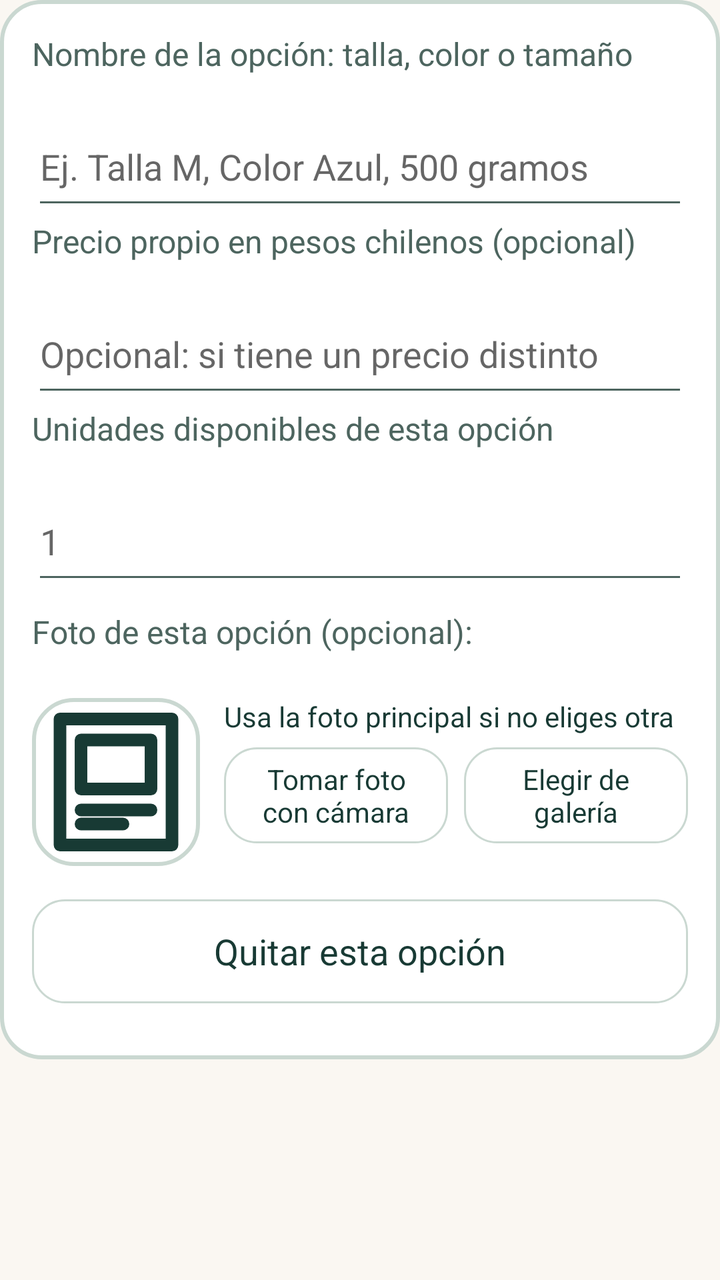
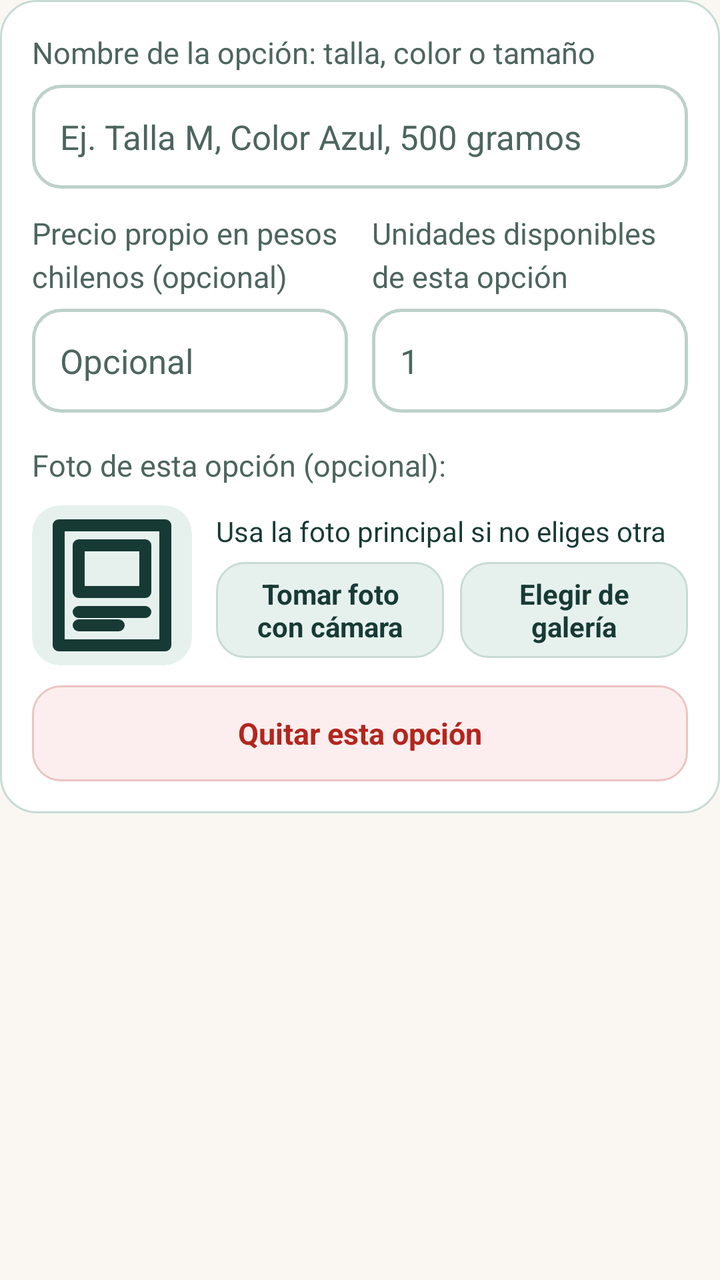

Two renders of the same Android screen: before a commit and after it. Below are the layout's source before the change and the commit's diff.
<!-- AndroidManifest.xml: application theme Theme.ConectaSur -->
<!-- res/layout/item_variant_editor.xml -->
<?xml version="1.0" encoding="utf-8"?>
<FrameLayout xmlns:android="http://schemas.android.com/apk/res/android"
    android:layout_width="match_parent"
    android:layout_height="wrap_content">

    <LinearLayout
        android:layout_width="match_parent"
        android:layout_height="wrap_content"
        android:layout_marginBottom="16dp"
        android:background="@drawable/card_surface"
        android:orientation="vertical"
        android:padding="16dp">

        <TextView
            style="@style/ConectaSur.Label"
            android:layout_width="match_parent"
            android:layout_height="wrap_content"
            android:labelFor="@id/pv_label"
            android:text="@string/e5_item_variant_editor_1" />

        <EditText
            android:id="@+id/pv_label"
            android:layout_width="match_parent"
            android:layout_height="wrap_content"
            android:hint="Ej. Talla M, Color Azul, 500 gramos"
            android:importantForAutofill="no"
            android:inputType="textCapSentences"
            android:maxLength="1000"
            android:minHeight="56dp"
            android:saveEnabled="false"
            android:textSize="18sp" />

        <TextView
            style="@style/ConectaSur.Label"
            android:layout_width="match_parent"
            android:layout_height="wrap_content"
            android:labelFor="@id/pv_price"
            android:text="@string/e5_item_variant_editor_2" />

        <EditText
            android:id="@+id/pv_price"
            android:layout_width="match_parent"
            android:layout_height="wrap_content"
            android:hint="Opcional: si tiene un precio distinto"
            android:importantForAutofill="no"
            android:inputType="number"
            android:maxLength="1000"
            android:minHeight="56dp"
            android:saveEnabled="false"
            android:textSize="18sp" />

        <TextView
            android:id="@+id/pv_quantity_label"
            style="@style/ConectaSur.Label"
            android:layout_width="match_parent"
            android:layout_height="wrap_content"
            android:labelFor="@id/pv_quantity"
            android:text="@string/e5_item_variant_editor_3" />

        <EditText
            android:id="@+id/pv_quantity"
            android:layout_width="match_parent"
            android:layout_height="wrap_content"
            android:hint="1"
            android:importantForAutofill="no"
            android:inputType="number"
            android:maxLength="1000"
            android:minHeight="56dp"
            android:saveEnabled="false"
            android:textSize="18sp" />

        
        <TextView
            style="@style/ConectaSur.Label"
            android:layout_width="match_parent"
            android:layout_height="wrap_content"
            android:layout_marginTop="8dp"
            android:text="Foto de esta opción (opcional):" />

        <LinearLayout
            android:layout_width="match_parent"
            android:layout_height="wrap_content"
            android:layout_marginTop="6dp"
            android:layout_marginBottom="8dp"
            android:gravity="center_vertical"
            android:orientation="horizontal">

            <ImageView
                android:id="@+id/pv_photo_preview"
                android:layout_width="84dp"
                android:layout_height="84dp"
                android:layout_marginEnd="12dp"
                android:background="@drawable/card_surface"
                android:contentDescription="Foto miniatura de la opción"
                android:scaleType="centerCrop"
                android:src="@drawable/ic_products" />

            <LinearLayout
                android:layout_width="0dp"
                android:layout_height="wrap_content"
                android:layout_weight="1"
                android:orientation="vertical">

                <TextView
                    android:id="@+id/pv_photo_status"
                    style="@style/ConectaSur.Body"
                    android:layout_width="match_parent"
                    android:layout_height="wrap_content"
                    android:layout_marginBottom="6dp"
                    android:text="@string/e5_item_variant_editor_4"
                    android:textSize="14sp" />

                <LinearLayout
                    android:layout_width="match_parent"
                    android:layout_height="wrap_content"
                    android:orientation="horizontal">

                    <Button
                        android:id="@+id/pv_photo_camera"
                        style="@style/ConectaSur.Button"
                        android:layout_width="0dp"
                        android:layout_height="wrap_content"
                        android:layout_marginEnd="4dp"
                        android:layout_weight="1"
                        android:minHeight="48dp"
                        android:paddingTop="6dp"
                        android:paddingBottom="6dp"
                        android:text="@string/e5_item_variant_editor_camera"
                        android:textSize="14sp" />

                    <Button
                        android:id="@+id/pv_photo_gallery"
                        style="@style/ConectaSur.Button"
                        android:layout_width="0dp"
                        android:layout_height="wrap_content"
                        android:layout_marginStart="4dp"
                        android:layout_weight="1"
                        android:minHeight="48dp"
                        android:paddingTop="6dp"
                        android:paddingBottom="6dp"
                        android:text="@string/e5_item_variant_editor_gallery"
                        android:textSize="14sp" />
                </LinearLayout>
            </LinearLayout>
        </LinearLayout>

        <Button
            android:id="@+id/pv_remove"
            style="@style/ConectaSur.Button"
            android:layout_width="match_parent"
            android:layout_height="wrap_content"
            android:layout_marginTop="8dp"
            android:minHeight="52dp"
            android:text="@string/e5_item_variant_editor_6" />
    </LinearLayout>
</FrameLayout>
<!-- resources referenced by this layout -->
<resources>
  <!-- drawable card_surface (drawable) -->
  <?xml version='1.0' encoding='utf-8'?>
  <shape xmlns:android="http://schemas.android.com/apk/res/android">
      <solid android:color="?attr/appSurface" />
      <stroke android:width="2dp" android:color="?attr/appBorder" />
      <corners android:radius="20dp" />
  </shape>
  <style name="ConectaSur.Body" parent="android:Widget.TextView">
          <item name="android:textSize">18sp</item>
          <item name="android:textColor">?attr/appInk</item>
          <item name="android:layout_marginBottom">16dp</item>
      </style>
  <style name="ConectaSur.Button" parent="android:Widget.Button">
          <item name="android:background">@drawable/button_outline</item>
          <item name="android:textColor">?attr/appInk</item>
          <item name="android:textSize">18sp</item>
          <item name="android:textAllCaps">false</item>
          <item name="android:minHeight">56dp</item>
          <item name="android:paddingStart">16dp</item>
          <item name="android:paddingEnd">16dp</item>
          <item name="android:paddingTop">12dp</item>
          <item name="android:paddingBottom">12dp</item>
          <item name="android:layout_marginBottom">12dp</item>
          <item name="android:drawablePadding">12dp</item>
          <item name="android:stateListAnimator">@null</item>
      </style>
  <style name="ConectaSur.Label" parent="ConectaSur.Body">
          <item name="android:textSize">16sp</item>
          <item name="android:textColor">?attr/appMuted</item>
      </style>
  <style name="Theme.ConectaSur" parent="android:style/Theme.Material.Light.NoActionBar">
          <item name="android:fontFamily">sans-serif</item>
          <item name="android:windowLightStatusBar">true</item>
          <item name="android:colorAccent">@color/conectasur_forest</item>
          <item name="android:windowBackground">@color/conectasur_cream</item>
          <item name="android:colorBackground">@color/conectasur_cream</item>
          <item name="android:textColorPrimary">@color/conectasur_ink</item>
          <item name="android:textColorSecondary">#4D655F</item>
          <item name="appInk">@color/conectasur_ink</item>
          <item name="appMuted">#4D655F</item>
          <item name="appSurface">#FFFFFF</item>
          <item name="appPrimary">@color/conectasur_forest</item>
          <item name="appBorder">#CAD8D1</item>
      </style>
  <!-- drawable button_outline (drawable) -->
  <?xml version='1.0' encoding='utf-8'?>
  <selector xmlns:android="http://schemas.android.com/apk/res/android">
      <item android:state_pressed="true">
          <shape>
              <solid android:color="#DCEDE6" />
              <corners android:radius="16dp" />
              <stroke android:width="3dp" android:color="?attr/appInk" />
          </shape>
      </item>
      <item android:state_focused="true">
          <shape>
              <solid android:color="?attr/appSurface" />
              <corners android:radius="16dp" />
              <stroke android:width="3dp" android:color="#A85D17" />
          </shape>
      </item>
      <item android:state_selected="true">
          <shape>
              <solid android:color="?attr/appSurface" />
              <corners android:radius="16dp" />
              <stroke android:width="3dp" android:color="?attr/appPrimary" />
          </shape>
      </item>
      <item>
          <shape>
              <solid android:color="?attr/appSurface" />
              <corners android:radius="16dp" />
              <stroke android:width="1dp" android:color="?attr/appBorder" />
          </shape>
      </item>
  </selector>
  <!-- unchanged entries left out for length: 11 -->
</resources>

<!-- the commit's change to res/layout/item_variant_editor.xml (unified diff, before → after) -->
@@ -6,7 +6,7 @@
     <LinearLayout
         android:layout_width="match_parent"
         android:layout_height="wrap_content"
-        android:layout_marginBottom="16dp"
+        android:layout_marginBottom="14dp"
         android:background="@drawable/card_surface"
         android:orientation="vertical"
         android:padding="16dp">
@@ -20,77 +20,96 @@
 
         <EditText
             android:id="@+id/pv_label"
+            style="@style/ConectaSur.Input"
             android:layout_width="match_parent"
             android:layout_height="wrap_content"
             android:hint="Ej. Talla M, Color Azul, 500 gramos"
             android:importantForAutofill="no"
             android:inputType="textCapSentences"
             android:maxLength="1000"
-            android:minHeight="56dp"
-            android:saveEnabled="false"
-            android:textSize="18sp" />
+            android:saveEnabled="false" />
+
+        <LinearLayout
+            android:layout_width="match_parent"
+            android:layout_height="wrap_content"
+            android:orientation="horizontal">
+
+            <LinearLayout
+                android:layout_width="0dp"
+                android:layout_height="wrap_content"
+                android:layout_marginEnd="6dp"
+                android:layout_weight="1"
+                android:orientation="vertical">
+
+                <TextView
+                    style="@style/ConectaSur.Label"
+                    android:layout_width="match_parent"
+                    android:layout_height="wrap_content"
+                    android:labelFor="@id/pv_price"
+                    android:text="@string/e5_item_variant_editor_2" />
+
+                <EditText
+                    android:id="@+id/pv_price"
+                    style="@style/ConectaSur.Input"
+                    android:layout_width="match_parent"
+                    android:layout_height="wrap_content"
+                    android:hint="Opcional"
+                    android:importantForAutofill="no"
+                    android:inputType="number"
+                    android:maxLength="1000"
+                    android:saveEnabled="false" />
+            </LinearLayout>
+
+            <LinearLayout
+                android:layout_width="0dp"
+                android:layout_height="wrap_content"
+                android:layout_marginStart="6dp"
+                android:layout_weight="1"
+                android:orientation="vertical">
+
+                <TextView
+                    android:id="@+id/pv_quantity_label"
+                    style="@style/ConectaSur.Label"
+                    android:layout_width="match_parent"
+                    android:layout_height="wrap_content"
+                    android:labelFor="@id/pv_quantity"
+                    android:text="@string/e5_item_variant_editor_3" />
+
+                <EditText
+                    android:id="@+id/pv_quantity"
+                    style="@style/ConectaSur.Input"
+                    android:layout_width="match_parent"
+                    android:layout_height="wrap_content"
+                    android:hint="1"
+                    android:importantForAutofill="no"
+                    android:inputType="number"
+                    android:maxLength="1000"
+                    android:saveEnabled="false" />
+            </LinearLayout>
+        </LinearLayout>
 
         <TextView
             style="@style/ConectaSur.Label"
             android:layout_width="match_parent"
             android:layout_height="wrap_content"
-            android:labelFor="@id/pv_price"
-            android:text="@string/e5_item_variant_editor_2" />
-
-        <EditText
-            android:id="@+id/pv_price"
-            android:layout_width="match_parent"
-            android:layout_height="wrap_content"
-            android:hint="Opcional: si tiene un precio distinto"
-            android:importantForAutofill="no"
-            android:inputType="number"
-            android:maxLength="1000"
-            android:minHeight="56dp"
-            android:saveEnabled="false"
-            android:textSize="18sp" />
-
-        <TextView
-            android:id="@+id/pv_quantity_label"
-            style="@style/ConectaSur.Label"
-            android:layout_width="match_parent"
-            android:layout_height="wrap_content"
-            android:labelFor="@id/pv_quantity"
-            android:text="@string/e5_item_variant_editor_3" />
-
-        <EditText
-            android:id="@+id/pv_quantity"
-            android:layout_width="match_parent"
-            android:layout_height="wrap_content"
-            android:hint="1"
-            android:importantForAutofill="no"
-            android:inputType="number"
-            android:maxLength="1000"
-            android:minHeight="56dp"
-            android:saveEnabled="false"
-            android:textSize="18sp" />
-
-        
-        <TextView
-            style="@style/ConectaSur.Label"
-            android:layout_width="match_parent"
-            android:layout_height="wrap_content"
-            android:layout_marginTop="8dp"
+            android:layout_marginTop="4dp"
             android:text="Foto de esta opción (opcional):" />
 
         <LinearLayout
             android:layout_width="match_parent"
             android:layout_height="wrap_content"
-            android:layout_marginTop="6dp"
-            android:layout_marginBottom="8dp"
+            android:layout_marginTop="4dp"
+            android:layout_marginBottom="10dp"
             android:gravity="center_vertical"
             android:orientation="horizontal">
 
             <ImageView
                 android:id="@+id/pv_photo_preview"
-                android:layout_width="84dp"
-                android:layout_height="84dp"
+                android:layout_width="80dp"
+                android:layout_height="80dp"
                 android:layout_marginEnd="12dp"
-                android:background="@drawable/card_surface"
+                android:background="@drawable/photo_frame_bg"
+                android:clipToOutline="true"
                 android:contentDescription="Foto miniatura de la opción"
                 android:scaleType="centerCrop"
                 android:src="@drawable/ic_products" />
@@ -103,11 +122,12 @@
 
                 <TextView
                     android:id="@+id/pv_photo_status"
-                    style="@style/ConectaSur.Body"
+                    style="@style/ConectaSur.Label"
                     android:layout_width="match_parent"
                     android:layout_height="wrap_content"
                     android:layout_marginBottom="6dp"
                     android:text="@string/e5_item_variant_editor_4"
+                    android:textColor="?attr/appInk"
                     android:textSize="14sp" />
 
                 <LinearLayout
@@ -117,10 +137,11 @@
 
                     <Button
                         android:id="@+id/pv_photo_camera"
-                        style="@style/ConectaSur.Button"
+                        style="@style/ConectaSur.Button.Tonal"
                         android:layout_width="0dp"
                         android:layout_height="wrap_content"
                         android:layout_marginEnd="4dp"
+                        android:layout_marginBottom="0dp"
                         android:layout_weight="1"
                         android:minHeight="48dp"
                         android:paddingTop="6dp"
@@ -130,10 +151,11 @@
 
                     <Button
                         android:id="@+id/pv_photo_gallery"
-                        style="@style/ConectaSur.Button"
+                        style="@style/ConectaSur.Button.Tonal"
                         android:layout_width="0dp"
                         android:layout_height="wrap_content"
                         android:layout_marginStart="4dp"
+                        android:layout_marginBottom="0dp"
                         android:layout_weight="1"
                         android:minHeight="48dp"
                         android:paddingTop="6dp"
@@ -146,11 +168,12 @@
 
         <Button
             android:id="@+id/pv_remove"
-            style="@style/ConectaSur.Button"
+            style="@style/ConectaSur.Button.Danger"
             android:layout_width="match_parent"
             android:layout_height="wrap_content"
-            android:layout_marginTop="8dp"
-            android:minHeight="52dp"
-            android:text="@string/e5_item_variant_editor_6" />
+            android:layout_marginBottom="0dp"
+            android:minHeight="48dp"
+            android:text="@string/e5_item_variant_editor_6"
+            android:textSize="15sp" />
     </LinearLayout>
 </FrameLayout>
<!-- resource entries referenced after the edit -->
@@ -1,81 +1,180 @@
 <!-- resources referenced by this layout -->
 <resources>
   <!-- drawable card_surface (drawable) -->
-  <?xml version='1.0' encoding='utf-8'?>
+  <?xml version="1.0" encoding="utf-8"?>
   <shape xmlns:android="http://schemas.android.com/apk/res/android">
       <solid android:color="?attr/appSurface" />
-      <stroke android:width="2dp" android:color="?attr/appBorder" />
-      <corners android:radius="20dp" />
+      <stroke android:width="1dp" android:color="?attr/appBorder" />
+      <corners android:radius="18dp" />
   </shape>
+  <!-- drawable photo_frame_bg (drawable) -->
+  <?xml version="1.0" encoding="utf-8"?>
+  <shape xmlns:android="http://schemas.android.com/apk/res/android">
+      <solid android:color="@color/conectasur_forest_soft" />
+      <corners android:radius="14dp" />
+  </shape>
+  <style name="ConectaSur.Button.Danger" parent="ConectaSur.Button">
+          <item name="android:background">@drawable/button_danger_tonal</item>
+          <item name="android:textColor">@color/conectasur_danger</item>
+      </style>
+  <style name="ConectaSur.Button.Tonal" parent="ConectaSur.Button">
+          <item name="android:background">@drawable/button_tonal</item>
+          <item name="android:textColor">?attr/appInk</item>
+      </style>
+  <style name="ConectaSur.Input" parent="android:Widget.EditText">
+          <item name="android:background">@drawable/input_field</item>
+          <item name="android:textColor">?attr/appInk</item>
+          <item name="android:textColorHint">@color/conectasur_muted</item>
+          <item name="android:textSize">17sp</item>
+          <item name="android:minHeight">52dp</item>
+          <item name="android:paddingStart">14dp</item>
+          <item name="android:paddingEnd">14dp</item>
+          <item name="android:paddingTop">10dp</item>
+          <item name="android:paddingBottom">10dp</item>
+          <item name="android:layout_marginBottom">12dp</item>
+      </style>
   <style name="ConectaSur.Body" parent="android:Widget.TextView">
-          <item name="android:textSize">18sp</item>
+          <item name="android:textSize">17sp</item>
           <item name="android:textColor">?attr/appInk</item>
-          <item name="android:layout_marginBottom">16dp</item>
+          <item name="android:lineSpacingMultiplier">1.2</item>
+          <item name="android:layout_marginBottom">12dp</item>
       </style>
+  <color name="conectasur_surface">#FFFFFF</color>
+  <color name="conectasur_forest_border">#C8DBD5</color>
   <style name="ConectaSur.Button" parent="android:Widget.Button">
           <item name="android:background">@drawable/button_outline</item>
           <item name="android:textColor">?attr/appInk</item>
-          <item name="android:textSize">18sp</item>
+          <item name="android:textSize">17sp</item>
+          <item name="android:textStyle">bold</item>
           <item name="android:textAllCaps">false</item>
-          <item name="android:minHeight">56dp</item>
+          <item name="android:minHeight">52dp</item>
           <item name="android:paddingStart">16dp</item>
           <item name="android:paddingEnd">16dp</item>
-          <item name="android:paddingTop">12dp</item>
-          <item name="android:paddingBottom">12dp</item>
-          <item name="android:layout_marginBottom">12dp</item>
-          <item name="android:drawablePadding">12dp</item>
+          <item name="android:paddingTop">10dp</item>
+          <item name="android:paddingBottom">10dp</item>
+          <item name="android:layout_marginBottom">10dp</item>
+          <item name="android:drawablePadding">10dp</item>
           <item name="android:stateListAnimator">@null</item>
       </style>
+  <!-- drawable button_danger_tonal (drawable) -->
+  <?xml version="1.0" encoding="utf-8"?>
+  <selector xmlns:android="http://schemas.android.com/apk/res/android">
+      <item android:state_pressed="true">
+          <shape>
+              <solid android:color="#F7D8D6" />
+              <corners android:radius="14dp" />
+              <stroke android:width="2dp" android:color="@color/conectasur_danger" />
+          </shape>
+      </item>
+      <item>
+          <shape>
+              <solid android:color="@color/conectasur_danger_soft" />
+              <corners android:radius="14dp" />
+              <stroke android:width="1dp" android:color="@color/conectasur_danger_border" />
+          </shape>
+      </item>
+  </selector>
+  <color name="conectasur_danger">#B3261E</color>
+  <!-- drawable button_tonal (drawable) -->
+  <?xml version="1.0" encoding="utf-8"?>
+  <selector xmlns:android="http://schemas.android.com/apk/res/android">
+      <item android:state_pressed="true">
+          <shape>
+              <solid android:color="#CFE4DD" />
+              <corners android:radius="14dp" />
+              <stroke android:width="2dp" android:color="?attr/appPrimary" />
+          </shape>
+      </item>
+      <item android:state_focused="true">
+          <shape>
+              <solid android:color="@color/conectasur_forest_soft" />
+              <corners android:radius="14dp" />
+              <stroke android:width="2dp" android:color="?attr/appPrimary" />
+          </shape>
+      </item>
+      <item>
+          <shape>
+              <solid android:color="@color/conectasur_forest_soft" />
+              <corners android:radius="14dp" />
+              <stroke android:width="1dp" android:color="@color/conectasur_forest_border" />
+          </shape>
+      </item>
+  </selector>
+  <!-- drawable input_field (drawable) -->
+  <?xml version="1.0" encoding="utf-8"?>
+  <selector xmlns:android="http://schemas.android.com/apk/res/android">
+      <item android:state_focused="true">
+          <shape>
+              <solid android:color="#FFFFFF" />
+              <corners android:radius="14dp" />
+              <stroke android:width="2dp" android:color="?attr/appPrimary" />
+          </shape>
+      </item>
+      <item>
+          <shape>
+              <solid android:color="#FFFFFF" />
+              <corners android:radius="14dp" />
+              <stroke android:width="1.5dp" android:color="#BDD1CA" />
+          </shape>
+      </item>
+  </selector>
+  <color name="conectasur_muted">#4D655F</color>
   <style name="ConectaSur.Label" parent="ConectaSur.Body">
-          <item name="android:textSize">16sp</item>
+          <item name="android:textSize">15sp</item>
           <item name="android:textColor">?attr/appMuted</item>
+          <item name="android:layout_marginBottom">6dp</item>
       </style>
   <style name="Theme.ConectaSur" parent="android:style/Theme.Material.Light.NoActionBar">
           <item name="android:fontFamily">sans-serif</item>
           <item name="android:windowLightStatusBar">true</item>
+          <item name="android:statusBarColor">@color/conectasur_cream</item>
           <item name="android:colorAccent">@color/conectasur_forest</item>
           <item name="android:windowBackground">@color/conectasur_cream</item>
           <item name="android:colorBackground">@color/conectasur_cream</item>
           <item name="android:textColorPrimary">@color/conectasur_ink</item>
-          <item name="android:textColorSecondary">#4D655F</item>
+          <item name="android:textColorSecondary">@color/conectasur_muted</item>
           <item name="appInk">@color/conectasur_ink</item>
-          <item name="appMuted">#4D655F</item>
-          <item name="appSurface">#FFFFFF</item>
+          <item name="appMuted">@color/conectasur_muted</item>
+          <item name="appSurface">@color/conectasur_surface</item>
           <item name="appPrimary">@color/conectasur_forest</item>
-          <item name="appBorder">#CAD8D1</item>
+          <item name="appBorder">@color/conectasur_forest_border</item>
+          <item name="appBackground">@color/conectasur_cream</item>
       </style>
+  <color name="conectasur_forest_soft">#E6F1EE</color>
   <!-- drawable button_outline (drawable) -->
-  <?xml version='1.0' encoding='utf-8'?>
+  <?xml version="1.0" encoding="utf-8"?>
   <selector xmlns:android="http://schemas.android.com/apk/res/android">
       <item android:state_pressed="true">
           <shape>
-              <solid android:color="#DCEDE6" />
-              <corners android:radius="16dp" />
-              <stroke android:width="3dp" android:color="?attr/appInk" />
+              <solid android:color="#DCECE6" />
+              <corners android:radius="14dp" />
+              <stroke android:width="2dp" android:color="?attr/appInk" />
           </shape>
       </item>
       <item android:state_focused="true">
           <shape>
               <solid android:color="?attr/appSurface" />
-              <corners android:radius="16dp" />
-              <stroke android:width="3dp" android:color="#A85D17" />
+              <corners android:radius="14dp" />
+              <stroke android:width="2dp" android:color="?attr/appPrimary" />
           </shape>
       </item>
       <item android:state_selected="true">
           <shape>
-              <solid android:color="?attr/appSurface" />
-              <corners android:radius="16dp" />
-              <stroke android:width="3dp" android:color="?attr/appPrimary" />
+              <solid android:color="@color/conectasur_forest_soft" />
+              <corners android:radius="14dp" />
+              <stroke android:width="2dp" android:color="?attr/appPrimary" />
           </shape>
       </item>
       <item>
           <shape>
               <solid android:color="?attr/appSurface" />
-              <corners android:radius="16dp" />
-              <stroke android:width="1dp" android:color="?attr/appBorder" />
+              <corners android:radius="14dp" />
+              <stroke android:width="1.5dp" android:color="?attr/appBorder" />
           </shape>
       </item>
   </selector>
+  <color name="conectasur_danger_soft">#FCEEEE</color>
+  <color name="conectasur_danger_border">#EBC4C2</color>
   <!-- unchanged entries left out for length: 11 -->
 </resources>
 
